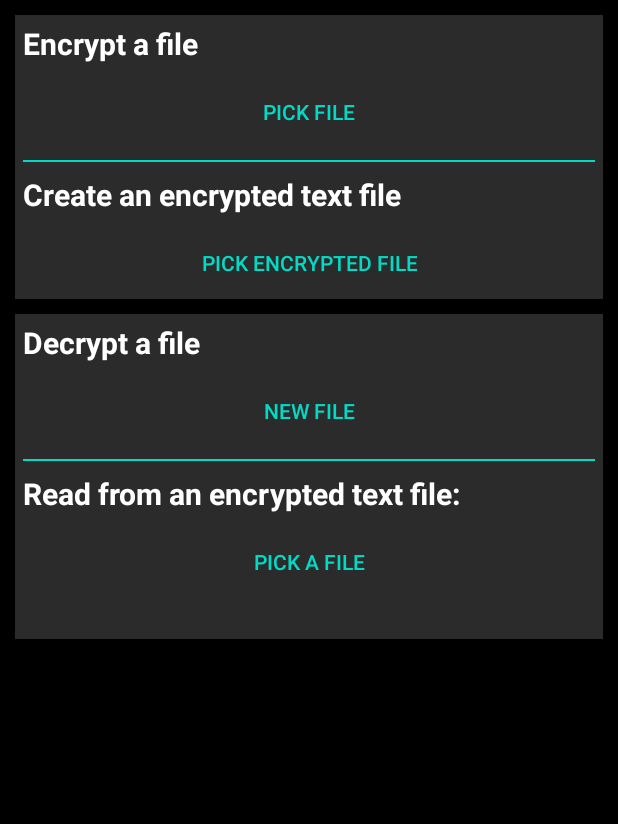
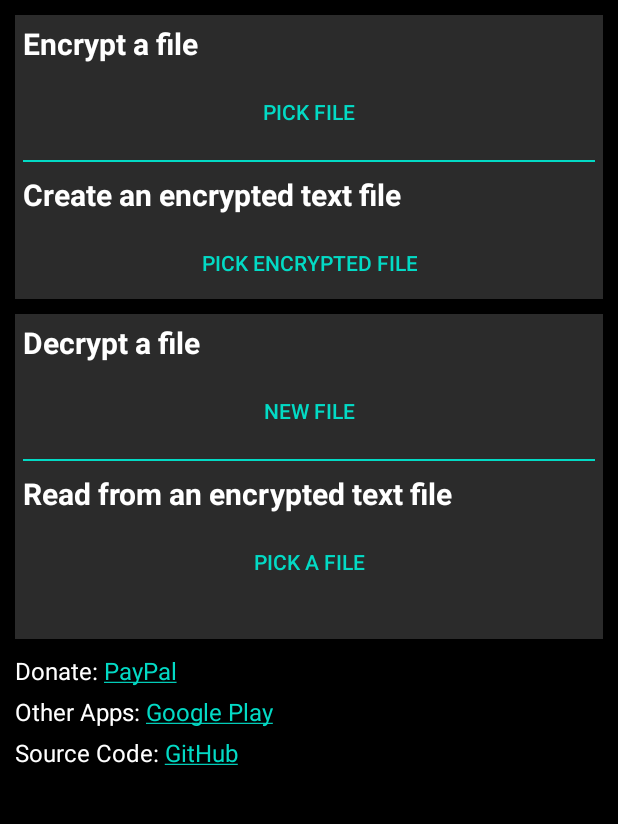
Before and after one commit to levis-apps/FileEncryption, an Android app: the screen it shows after launch (MainActivity), on a phone screen of 412 x 824 dp, the part 84-908 px from its top. Run offline under Robolectric (Android 15) with nearby library versions, the phone set to English and light mode, and no system bars; libraries missing offline, so code that uses them is left out: com.nbsp.materialfilepicker; 1 statement that could not run was skipped.

Commit message:
File Encryption 1.1

```diff
--- a/app/build.gradle
+++ b/app/build.gradle
@@ -10,8 +10,8 @@ android {
         applicationId "com.levisapps.fileencryption"
         minSdkVersion 23
         targetSdkVersion 30
-        versionCode 1
-        versionName "1.0"
+        versionCode 2
+        versionName "1.1"
 
         testInstrumentationRunner "androidx.test.runner.AndroidJUnitRunner"
     }
--- a/app/src/main/java/com/levisapps/fileencryption/MainActivity.kt
+++ b/app/src/main/java/com/levisapps/fileencryption/MainActivity.kt
@@ -6,6 +6,7 @@ import android.content.pm.PackageManager
 import android.os.Build
 import android.os.Bundle
 import android.os.Environment
+import android.text.method.LinkMovementMethod
 import android.view.Menu
 import android.view.MenuItem
 import android.view.View
@@ -38,6 +39,10 @@ class MainActivity : AppCompatActivity() {
         setContentView(R.layout.activity_main)
         setSupportActionBar(findViewById(R.id.toolbar))
         toolbar.showOverflowMenu()
+
+        donate.movementMethod = LinkMovementMethod.getInstance()
+        googlePlay.movementMethod = LinkMovementMethod.getInstance()
+        github.movementMethod = LinkMovementMethod.getInstance()
 
         checkPermissions()
 
@@ -380,12 +385,8 @@ class MainActivity : AppCompatActivity() {
     private fun infoDialog() {
         AlertDialog.Builder(this@MainActivity)
             .setTitle("Info")
-            .setMessage(
-                "This app can encrypt any file with a password based encryption or create encrypted text files in which you can store passwords or other sensitive information.\n\n"
-                        + "The text files are encrypted with a unique, randomly generated AES 256-bit key that is used only locally on your device and the encrypted files can only be read using this app and only on this device.\n\n"
-                        + "For any questions or suggestions: levisappss@gmail.com"
-            )
-            .setPositiveButton("ok") { _, _ ->
+            .setMessage(getString(R.string.info_dialog))
+            .setPositiveButton("ok") {_, _ ->
             }
             .show()
     }
--- a/app/src/main/res/layout/activity_main.xml
+++ b/app/src/main/res/layout/activity_main.xml
@@ -9,7 +9,7 @@
 
     <androidx.constraintlayout.widget.ConstraintLayout
         android:layout_width="match_parent"
-        android:layout_height="wrap_content"
+        android:layout_height="300dp"
         app:layout_behavior="@string/appbar_scrolling_view_behavior">
 
         <androidx.appcompat.widget.Toolbar
@@ -26,10 +26,10 @@
             android:id="@+id/fileEncLay"
             android:layout_width="match_parent"
             android:layout_height="wrap_content"
-            android:background="#4F8C8C8C"
             android:layout_marginStart="10dp"
             android:layout_marginTop="10dp"
             android:layout_marginEnd="10dp"
+            android:background="#4F8C8C8C"
             app:layout_constraintEnd_toEndOf="parent"
             app:layout_constraintHorizontal_bias="0.0"
             app:layout_constraintStart_toStartOf="parent"
@@ -110,12 +110,13 @@
         </androidx.constraintlayout.widget.ConstraintLayout>
 
         <androidx.constraintlayout.widget.ConstraintLayout
+            android:id="@+id/constraintLayout"
             android:layout_width="match_parent"
             android:layout_height="wrap_content"
-            android:background="#4F8C8C8C"
             android:layout_marginStart="10dp"
             android:layout_marginTop="10dp"
             android:layout_marginEnd="10dp"
+            android:background="#4F8C8C8C"
             app:layout_constraintEnd_toEndOf="parent"
             app:layout_constraintHorizontal_bias="1.0"
             app:layout_constraintStart_toStartOf="parent"
@@ -150,10 +151,10 @@
                     android:backgroundTint="@color/colorAccent"
                     android:ems="10"
                     android:hint="@string/name"
-                    android:textColorHint="#C6C6C6"
                     android:importantForAutofill="no"
                     android:inputType="textLongMessage"
                     android:textColor="#ffffff"
+                    android:textColorHint="#C6C6C6"
                     app:layout_constraintEnd_toEndOf="parent"
                     app:layout_constraintHorizontal_bias="0.0"
                     app:layout_constraintStart_toStartOf="parent"
@@ -167,10 +168,10 @@
                     android:backgroundTint="@color/colorAccent"
                     android:ems="10"
                     android:hint="@string/content"
-                    android:textColorHint="#C6C6C6"
                     android:importantForAutofill="no"
                     android:inputType="textMultiLine"
                     android:textColor="#ffffff"
+                    android:textColorHint="#C6C6C6"
                     app:layout_constraintEnd_toEndOf="parent"
                     app:layout_constraintStart_toStartOf="parent"
                     app:layout_constraintTop_toBottomOf="@+id/fname" />
@@ -291,5 +292,47 @@
                 app:layout_constraintTop_toBottomOf="@+id/pick" />
         </androidx.constraintlayout.widget.ConstraintLayout>
 
+        <TextView
+            android:id="@+id/donate"
+            android:layout_width="wrap_content"
+            android:layout_height="wrap_content"
+            android:layout_marginStart="10dp"
+            android:layout_marginTop="10dp"
+            android:text="@string/paypal"
+            android:textColor="#FFFFFF"
+            android:textSize="16sp"
+            app:layout_constraintEnd_toEndOf="parent"
+            app:layout_constraintHorizontal_bias="0.0"
+            app:layout_constraintStart_toStartOf="parent"
+            app:layout_constraintTop_toBottomOf="@+id/constraintLayout" />
+
+        <TextView
+            android:id="@+id/googlePlay"
+            android:layout_width="wrap_content"
+            android:layout_height="wrap_content"
+            android:layout_marginStart="10dp"
+            android:layout_marginTop="5dp"
+            android:text="@string/google_play"
+            android:textColor="#FFFFFF"
+            android:textSize="16sp"
+            app:layout_constraintEnd_toEndOf="parent"
+            app:layout_constraintHorizontal_bias="0.0"
+            app:layout_constraintStart_toStartOf="parent"
+            app:layout_constraintTop_toBottomOf="@+id/donate" />
+
+        <TextView
+            android:id="@+id/github"
+            android:layout_width="wrap_content"
+            android:layout_height="wrap_content"
+            android:layout_marginStart="10dp"
+            android:layout_marginTop="5dp"
+            android:text="@string/github"
+            android:textColor="#FFFFFF"
+            android:textSize="16sp"
+            app:layout_constraintEnd_toEndOf="parent"
+            app:layout_constraintHorizontal_bias="0.0"
+            app:layout_constraintStart_toStartOf="parent"
+            app:layout_constraintTop_toBottomOf="@+id/googlePlay" />
+
     </androidx.constraintlayout.widget.ConstraintLayout>
 </androidx.core.widget.NestedScrollView>
--- a/app/src/main/res/values/strings.xml
+++ b/app/src/main/res/values/strings.xml
@@ -5,7 +5,7 @@
     <string name="previous">Previous</string>
     <string name="info">info</string>
     <string name="create_an_encrypted_text_file">Create an encrypted text file</string>
-    <string name="read_from_an_encrypted_text_file">Read from an encrypted text file:</string>
+    <string name="read_from_an_encrypted_text_file">Read from an encrypted text file</string>
     <string name="enter_the_file_s_name_and_its_content">Enter the file\'s name and its content:</string>
     <string name="name">Name</string>
     <string name="content">Content</string>
@@ -18,4 +18,8 @@
     <string name="decrypt_a_file">Decrypt a file</string>
     <string name="encrypt_a_file">Encrypt a file</string>
     <string name="enter_password">Enter password</string>
+    <string name="info_dialog">This app can encrypt any file with a password based encryption or create encrypted text files in which you can store passwords or other sensitive information.\n\nThe text files are encrypted with a unique, randomly generated AES 256-bit key that is used only locally on your device and the encrypted files can only be read using this app and only on this device.\n\nFor any questions or suggestions: levisappss@gmail.com</string>
+    <string name="paypal">Donate: <a href="https://paypal.me/levisapps?locale.x=en_US">PayPal</a></string>
+    <string name="google_play">Other Apps: <a href="https://play.google.com/store/apps/developer?id=levisapps&amp;hl=en">Google Play</a></string>
+    <string name="github">Source Code: <a href="https://github.com/levis-apps/FileEncryption.git">GitHub</a></string>
 </resources>
```
Also changed, not shown: app/src/main/res/layout/new_password_dialog.xml (deleted, +0 -16 lines).
